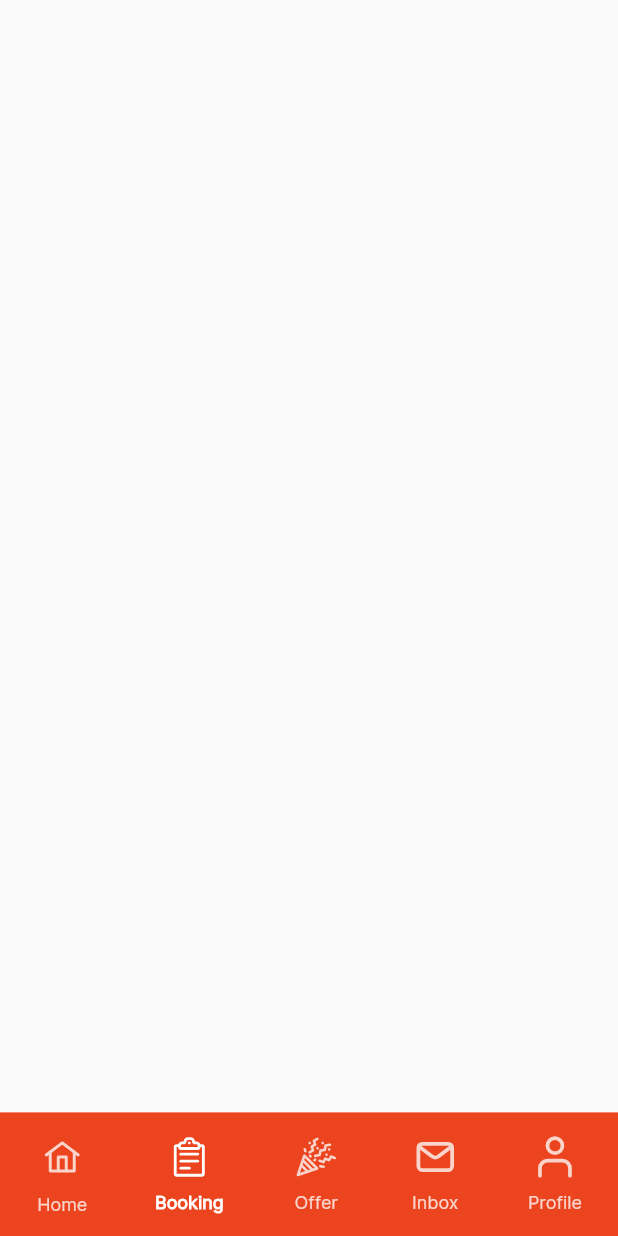
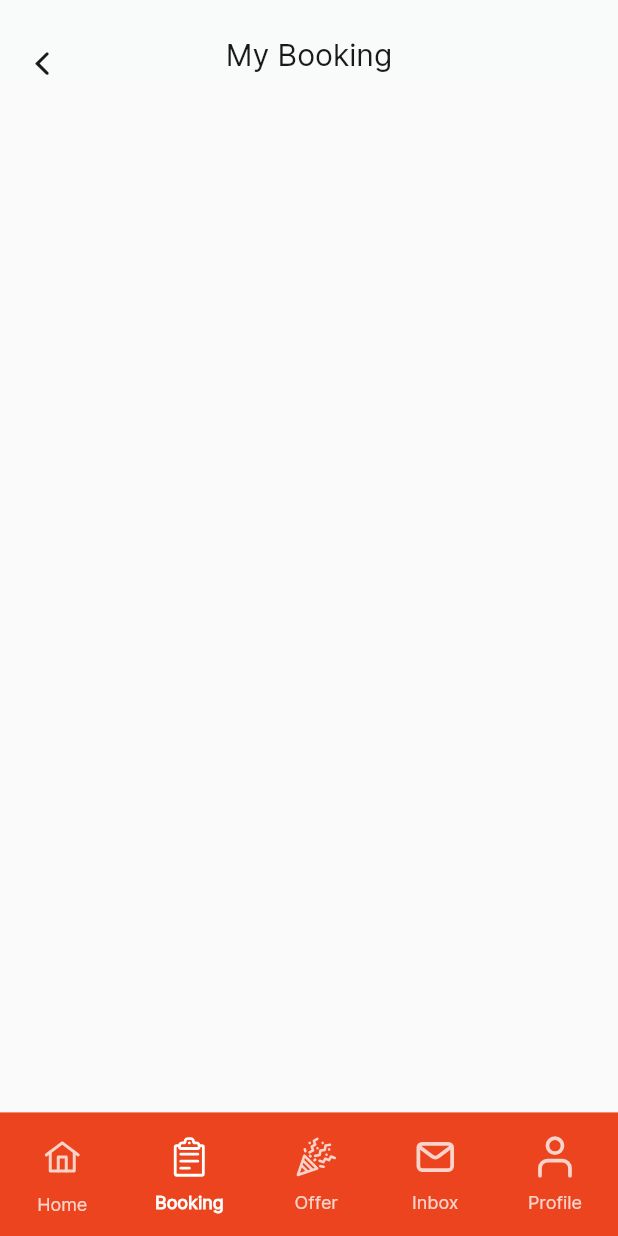
Before and after one commit to ramanassif/Book_Flight_App, a Flutter app: the screen it shows after launch, item 2 of the bottom bar chosen, on a phone screen of 412 x 824 dp. Run offline on Flutter 3.47's test engine with Material 2 defaults, Android fonts, the phone set to English and light mode, and no system bars; our stand-ins replace easy_localization, flutter_svg, loading_animation_widget; missing offline and left inert: desktop_window.

Commit message:
Create MyBookingScreen

```diff
--- a/assets/translations/ar-AR.json
+++ b/assets/translations/ar-AR.json
@@ -56,6 +56,7 @@
   "Gate": "المدخل",
   "Download": "تحميل",
   "Book_another_flight": "حجز رحلة أخرى",
+  "My_Booking": "حجوزاتي",
   "Booking": "الحجز",
   "Offer": "العروض",
   "Inbox": "صندوق الوارد",
--- a/assets/translations/en-EN.json
+++ b/assets/translations/en-EN.json
@@ -56,6 +56,7 @@
   "Gate": "Gate",
   "Download": "Download",
   "Book_another_flight": "Book another flight",
+  "My_Booking": "My Booking",
   "Booking": "Booking",
   "Offer": "Offer",
   "Inbox": "Inbox",
--- a/lib/core/services/routing/routing_service.dart
+++ b/lib/core/services/routing/routing_service.dart
@@ -1,4 +1,5 @@
 import 'package:book_flight_app/features/boarding_pass_screen/screens/boarding_pass_screen.dart';
+import 'package:book_flight_app/features/booking_screen/screens/booking_screen.dart';
 import 'package:book_flight_app/features/choose_seat_screen/screens/choose_seat_screen.dart';
 import 'package:book_flight_app/features/flight_details_screen/screens/flight_details_screen.dart';
 import 'package:book_flight_app/features/home_screen/screens/home_screen.dart';
@@ -15,6 +16,8 @@ class AppRoute {
         return MaterialPageRoute(builder: (_) => const SplashScreen());
       case 'homeScreen':
         return MaterialPageRoute(builder: (_) => const HomeScreen());
+      case 'bookingScreen':
+        return MaterialPageRoute(builder: (_) => const BookingScreen());
       case 'searchScreen':
         return MaterialPageRoute(builder: (_) => const SearchScreen());
       case 'flightDetailsScreen':
--- /dev/null
+++ b/lib/features/booking_screen/screens/booking_screen.dart
@@ -0,0 +1,79 @@
+import 'package:book_flight_app/constants.dart';
+import 'package:book_flight_app/core/services/theme_service/theme_service.dart';
+import 'package:easy_localization/easy_localization.dart' hide TextDirection;
+import 'package:flutter/cupertino.dart';
+import 'package:flutter/material.dart';
+import 'package:provider/provider.dart';
+import 'package:cupertino_icons/cupertino_icons.dart';
+
+class BookingScreen extends StatefulWidget {
+  const BookingScreen({Key? key}) : super(key: key);
+
+  @override
+  State<BookingScreen> createState() => _BookingScreenState();
+}
+
+class _BookingScreenState extends State<BookingScreen> {
+  String? currentLanguage;
+
+  @override
+  Widget build(BuildContext context) {
+    return SafeArea(
+      child: Directionality(
+        textDirection: (currentLanguage == 'en_EN')
+            ? TextDirection.ltr
+            : TextDirection.rtl,
+        child: Scaffold(
+          resizeToAvoidBottomInset: false,
+          appBar: AppBar(
+            backgroundColor:
+                Provider.of<ThemeServices>(context).mode == ThemeMode.dark
+                    ? kDarkBackgroundColor
+                    : kLightBackgroundColor,
+            centerTitle: true,
+            elevation: 0,
+            leading: Padding(
+              padding: const EdgeInsets.only(
+                top: 30,
+                bottom: 12.0,
+              ),
+              child: Icon(
+                CupertinoIcons.back,
+                color:
+                    Provider.of<ThemeServices>(context).mode == ThemeMode.dark
+                        ? kLightColor
+                        : kDarkColor,
+              ),
+            ),
+            title: Padding(
+              padding: const EdgeInsets.only(
+                top: 30,
+                bottom: 12.0,
+              ),
+              child: Text(
+                'My_Booking'.tr().toString(),
+                style: TextStyle(
+                  fontSize: 20,
+                  color:
+                      Provider.of<ThemeServices>(context).mode == ThemeMode.dark
+                          ? kLightColor
+                          : kDarkColor,
+                  fontWeight: FontWeight.w500,
+                ),
+              ),
+            ),
+          ),
+        ),
+      ),
+    );
+  }
+
+  @override
+  void didChangeDependencies() {
+    Locale myLocale = Localizations.localeOf(context);
+    currentLanguage = myLocale.toString();
+    debugPrint('$myLocale'.toString());
+    debugPrint(currentLanguage);
+    super.didChangeDependencies();
+  }
+}
--- a/lib/features/home_screen/screens/home_screen.dart
+++ b/lib/features/home_screen/screens/home_screen.dart
@@ -1,4 +1,5 @@
 import 'package:book_flight_app/constants.dart';
+import 'package:book_flight_app/features/booking_screen/screens/booking_screen.dart';
 import 'package:book_flight_app/features/home_screen/widgets/home_screen_body.dart';
 import 'package:easy_localization/easy_localization.dart' hide TextDirection;
 import 'package:flutter/material.dart';
@@ -15,7 +16,7 @@ class _HomeScreenState extends State<HomeScreen> {
   int selectedTab = 0;
   List pages = [
     const HomeScreenBody(),
-    Container(),
+    const BookingScreen(),
     Container(),
     Container(),
     Container(),
```
